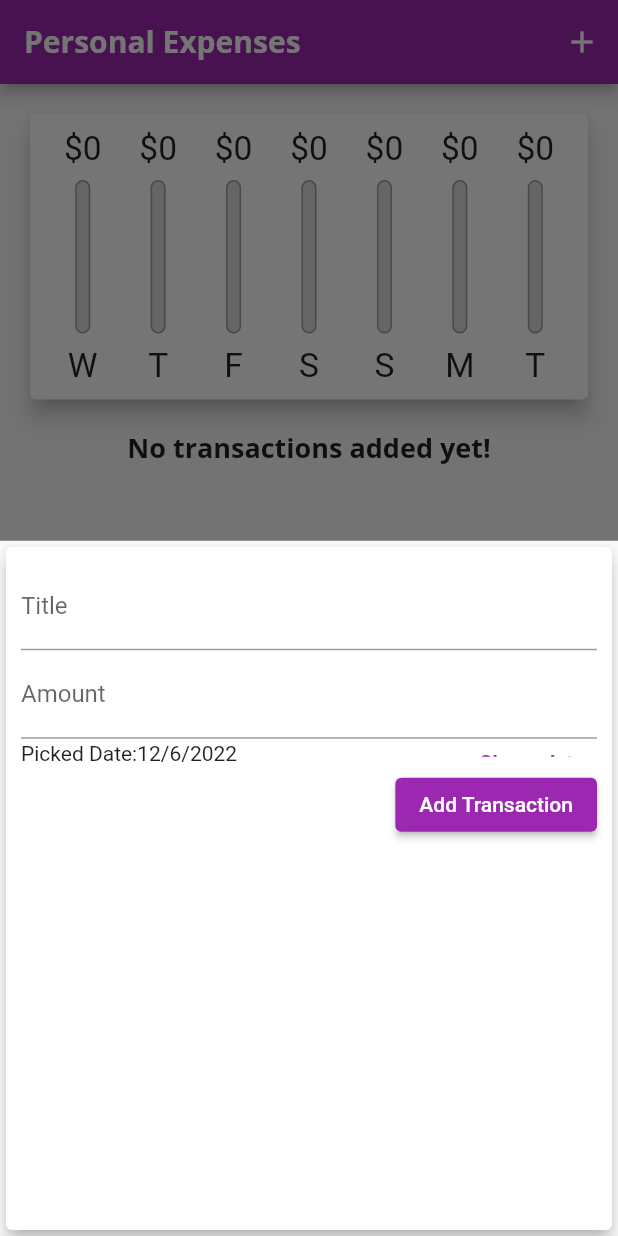
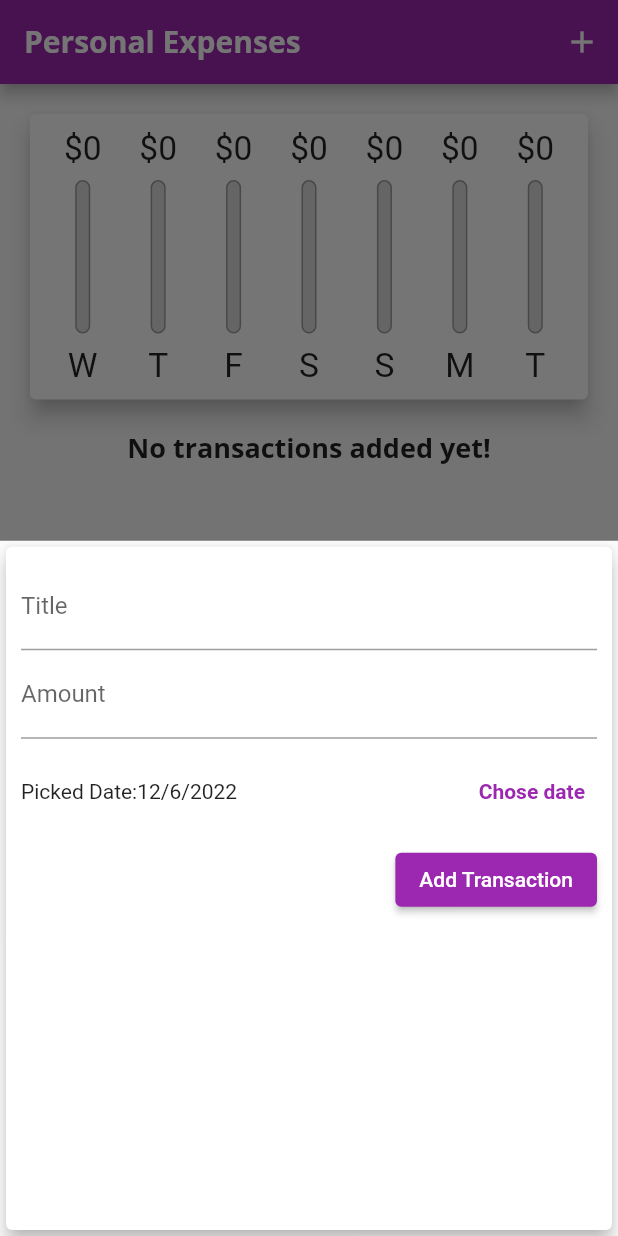
Before and after one commit to Alen87/Flutter, a Flutter app: the screen it shows after launch, after a tap on the "add" icon, on a phone screen of 412 x 824 dp. Run offline on Flutter 3.47's test engine with Material 2 defaults, Android fonts, the phone set to English and light mode, and no system bars.

Commit message:
Cupertino

```diff
--- a/projects/personal_expenses_app/lib/main.dart
+++ b/projects/personal_expenses_app/lib/main.dart
@@ -8,7 +8,6 @@ import './widgets/transaction_list.dart';
 import './widgets/new_transaction.dart';
 import './models/transaction.dart';
 import './widgets/chart.dart';
-import 'package:flutter/services.dart';
 
 void main() {
   /* WidgetsFlutterBinding.ensureInitialized();
@@ -120,7 +119,20 @@ class _MyHomePageState extends State<MyHomePage> {
     final mediaQuery = MediaQuery.of(context);
     final isLandscape = mediaQuery.orientation == Orientation.landscape;
     final dynamic appBar = Platform.isIOS
-        ? CupertinoNavigationBar()
+        ? CupertinoNavigationBar(
+            middle: Text(
+              'Personal Expenses',
+            ),
+            trailing: Row(
+              mainAxisSize: MainAxisSize.min,
+              children: <Widget>[
+                GestureDetector(
+                  child: Icon(CupertinoIcons.add),
+                  onTap: () => _startAddNewTransaction(context),
+                )
+              ],
+            ),
+          )
         : AppBar(
             title: Text(
               'Personal Expenses',
@@ -140,7 +152,8 @@ class _MyHomePageState extends State<MyHomePage> {
       child: TransactionList(_userTransactions, _deleteTransaction),
     );
 
-    final pageBody = SingleChildScrollView(
+    final pageBody = SafeArea(
+        child: SingleChildScrollView(
       child: Column(
         //mainAxisAlignment: MainAxisAlignment.start,
         crossAxisAlignment: CrossAxisAlignment.stretch,
@@ -149,7 +162,10 @@ class _MyHomePageState extends State<MyHomePage> {
             Row(
               mainAxisAlignment: MainAxisAlignment.center,
               children: <Widget>[
-                Text('Show Chart'),
+                Text(
+                  'Show Chart',
+                  style: Theme.of(context).textTheme.titleMedium,
+                ),
                 Switch.adaptive(
                   activeColor: Theme.of(context).accentColor,
                   value: _showChar,
@@ -182,7 +198,7 @@ class _MyHomePageState extends State<MyHomePage> {
                 : txListWidget
         ],
       ),
-    );
+    ));
 
     return Platform.isIOS
         ? CupertinoPageScaffold(
--- a/projects/personal_expenses_app/lib/widgets/new_transaction.dart
+++ b/projects/personal_expenses_app/lib/widgets/new_transaction.dart
@@ -1,5 +1,8 @@
 // ignore_for_file: prefer_const_constructors
 
+import 'dart:io';
+
+import 'package:flutter/cupertino.dart';
 import 'package:flutter/material.dart';
 import 'package:intl/intl.dart';
 
@@ -80,7 +83,7 @@ class _NewTransactionState extends State<NewTransaction> {
               // onChanged: (val) => amountInput = val,
             ),
             Container(
-              height: 20,
+              height: 70,
               child: Row(
                 children: <Widget>[
                   Expanded(
@@ -90,10 +93,20 @@ class _NewTransactionState extends State<NewTransaction> {
                           : 'Picked Date:${DateFormat.yMd().format(_selectedDate)}',
                     ),
                   ),
-                  TextButton(
+                  Platform.isIOS
+                      ? CupertinoButton(
+                          child: Text(
+                            'Chose date',
+                            style: TextStyle(
+                              fontWeight: FontWeight.bold,
+                            ),
+                          ),
+                          onPressed: _persentDatePicker,
+                        )
+                      : TextButton(
                           style: TextButton.styleFrom(
-                      textStyle:
-                          TextStyle(color: Theme.of(context).primaryColor),
+                            textStyle: TextStyle(
+                                color: Theme.of(context).primaryColor),
                           ),
                           onPressed: _persentDatePicker,
                           child: Text(
--- a/projects/personal_expenses_app/lib/widgets/transaction_list.dart
+++ b/projects/personal_expenses_app/lib/widgets/transaction_list.dart
@@ -36,7 +36,7 @@ class TransactionList extends StatelessWidget {
             itemBuilder: (ctx, index) {
               return Card(
                 margin: EdgeInsets.symmetric(vertical: 8, horizontal: 5),
-                elevation: 10,
+                elevation: 5,
                 child: ListTile(
                   leading: CircleAvatar(
                     radius: 30,
```
Lines whose indentation alone changed are shown as unchanged.
